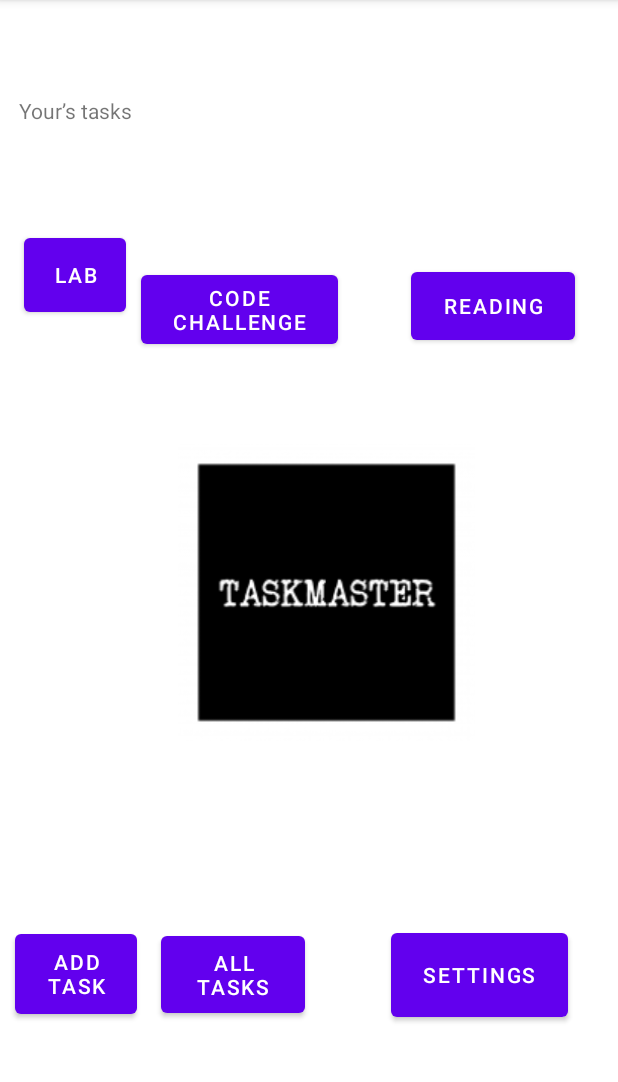
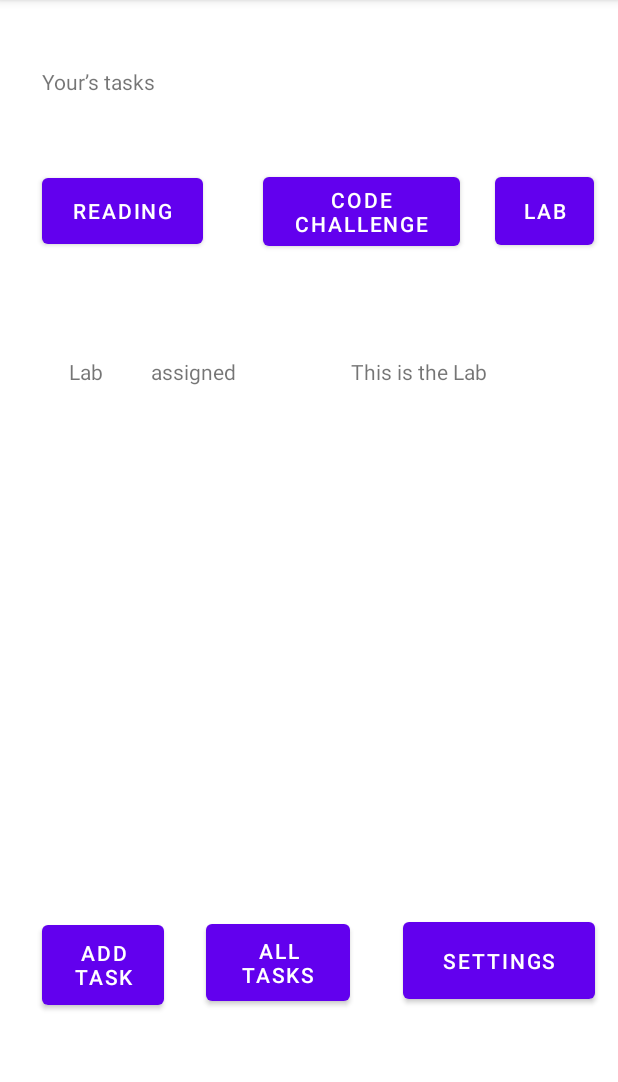
Before and after one commit to Aseel-Dweedar/taskmaster, an Android app: the screen it shows after launch (MainActivity), on a phone screen of 412 x 824 dp, the part 84-1166 px from its top. Run offline under Robolectric (Android 15) with nearby library versions, the phone set to English and light mode, and no system bars.

Commit message:
lab28-401

```diff
--- a/taskmaster/app/build.gradle
+++ b/taskmaster/app/build.gradle
@@ -33,6 +33,7 @@ dependencies {
     implementation 'androidx.appcompat:appcompat:1.3.1'
     implementation 'com.google.android.material:material:1.4.0'
     implementation 'androidx.constraintlayout:constraintlayout:2.1.0'
+    implementation 'androidx.legacy:legacy-support-v4:1.0.0'
     testImplementation 'junit:junit:4.+'
     androidTestImplementation 'androidx.test.ext:junit:1.1.3'
     androidTestImplementation 'androidx.test.espresso:espresso-core:3.4.0'
--- a/taskmaster/app/src/main/AndroidManifest.xml
+++ b/taskmaster/app/src/main/AndroidManifest.xml
@@ -9,7 +9,7 @@
         android:roundIcon="@mipmap/ic_launcher_round"
         android:supportsRtl="true"
         android:theme="@style/Theme.Taskmaster">
-        <activity android:name=".Settings"></activity>
+        <activity android:name=".Settings" />
         <activity android:name=".TaskDetail" />
         <activity android:name=".AddTask" />
         <activity android:name=".AllTasks" />
--- a/taskmaster/app/src/main/java/com/example/taskmaster/MainActivity.java
+++ b/taskmaster/app/src/main/java/com/example/taskmaster/MainActivity.java
@@ -1,6 +1,8 @@
 package com.example.taskmaster;
 
 import androidx.appcompat.app.AppCompatActivity;
+import androidx.recyclerview.widget.LinearLayoutManager;
+import androidx.recyclerview.widget.RecyclerView;
 
 import android.content.Intent;
 import android.content.SharedPreferences;
@@ -12,12 +14,24 @@ import android.widget.EditText;
 import android.widget.TextView;
 import android.widget.Toast;
 
+import java.lang.reflect.Array;
+import java.util.ArrayList;
+
 public class MainActivity extends AppCompatActivity {
 
     @Override
     protected void onCreate(Bundle savedInstanceState) {
         super.onCreate(savedInstanceState);
         setContentView(R.layout.activity_main);
+
+        ArrayList<Task> tasksList = new ArrayList<Task>();
+        tasksList.add(new Task("Lab" , "This is the Lab" , "assigned"));
+        tasksList.add(new Task("Code Challenge" , "This is the Code Challenge" , "complete"));
+        tasksList.add(new Task("Reading" , "This is the Reading" , "new"));
+
+        RecyclerView tasksListRecyclerView = findViewById(R.id.taskRecyclerView);
+        tasksListRecyclerView.setLayoutManager(new LinearLayoutManager(this));
+        tasksListRecyclerView.setAdapter(new TaskAdapter(tasksList));
 
         Button allTaskButton = findViewById(R.id.allTask);
         Button addTaskButton = findViewById(R.id.addTask);
@@ -77,6 +91,7 @@ public class MainActivity extends AppCompatActivity {
     @Override
     protected void onResume() {
         super.onResume();
+
         String usernameTasks = "’s tasks";
         SharedPreferences sharedPreferences = PreferenceManager.getDefaultSharedPreferences(MainActivity.this);
         String username = sharedPreferences.getString("username", "Your");
--- /dev/null
+++ b/taskmaster/app/src/main/java/com/example/taskmaster/Task.java
@@ -0,0 +1,14 @@
+package com.example.taskmaster;
+
+public class Task {
+
+    public String title;
+    public String body;
+    public String state;
+
+    public Task(String title, String body, String state) {
+        this.title = title;
+        this.body = body;
+        this.state = state;
+    }
+}
--- /dev/null
+++ b/taskmaster/app/src/main/java/com/example/taskmaster/TaskAdapter.java
@@ -0,0 +1,55 @@
+package com.example.taskmaster;
+
+import android.view.LayoutInflater;
+import android.view.View;
+import android.view.ViewGroup;
+import android.widget.TextView;
+
+import androidx.annotation.NonNull;
+import androidx.recyclerview.widget.RecyclerView;
+
+import java.util.ArrayList;
+
+public class TaskAdapter extends RecyclerView.Adapter<TaskAdapter.TaskViewHolder>{
+
+    ArrayList<Task> tasksList = new ArrayList<Task>();
+
+    public TaskAdapter(ArrayList<Task> tasksList) {
+        this.tasksList = tasksList;
+    }
+
+    public static class TaskViewHolder extends RecyclerView.ViewHolder{
+        public Task task;
+        View itemView;
+
+        public TaskViewHolder (@NonNull View itemView){
+            super(itemView);
+            this.itemView = itemView;
+        }
+    }
+
+    @NonNull
+    @Override
+    public TaskViewHolder onCreateViewHolder(@NonNull ViewGroup parent, int viewType) {
+        View view = LayoutInflater.from(parent.getContext()).inflate(R.layout.fragment_task,parent,false);
+        TaskViewHolder taskViewHolder = new TaskViewHolder(view);
+        return taskViewHolder;
+    }
+
+    @Override
+    public void onBindViewHolder(@NonNull TaskAdapter.TaskViewHolder holder, int position) {
+        holder.task = tasksList.get(position);
+        TextView title = holder.itemView.findViewById(R.id.titleInFrag);
+        TextView body = holder.itemView.findViewById(R.id.bodyInFrag);
+        TextView state = holder.itemView.findViewById(R.id.stateInFrag);
+
+        title.setText(holder.task.title);
+        body.setText(holder.task.body);
+        state.setText(holder.task.state);
+    }
+
+    @Override
+    public int getItemCount() {
+        return tasksList.size();
+    }
+}
--- /dev/null
+++ b/taskmaster/app/src/main/java/com/example/taskmaster/TaskFragment.java
@@ -0,0 +1,69 @@
+package com.example.taskmaster;
+
+import android.os.Bundle;
+
+import androidx.fragment.app.Fragment;
+
+import android.view.LayoutInflater;
+import android.view.View;
+import android.view.ViewGroup;
+
+/**
+ * A simple {@link Fragment} subclass.
+ * Use the {@link TaskFragment#newInstance} factory method to
+ * create an instance of this fragment.
+ */
+public class TaskFragment extends Fragment {
+
+    // TODO: Rename parameter arguments, choose names that match
+    // the fragment initialization parameters, e.g. ARG_ITEM_NUMBER
+    private static final String ARG_PARAM1 = "title";
+    private static final String ARG_PARAM2 = "body";
+    private static final String ARG_PARAM3 = "state";
+
+    // TODO: Rename and change types of parameters
+    private String mTitle;
+    private String mBody;
+    private String mState;
+
+    public TaskFragment() {
+        // Required empty public constructor
+    }
+
+    /**
+     * Use this factory method to create a new instance of
+     * this fragment using the provided parameters.
+     *
+     * @param mTitle Parameter 1.
+     * @param mBody Parameter 2.
+     * @param mState Parameter 3.
+     * @return A new instance of fragment TaskFragment.
+     */
+    // TODO: Rename and change types and number of parameters
+    public static TaskFragment newInstance(String mTitle, String mBody, String mState) {
+        TaskFragment fragment = new TaskFragment();
+        Bundle args = new Bundle();
+        args.putString(ARG_PARAM1, mTitle);
+        args.putString(ARG_PARAM2, mBody);
+        args.putString(ARG_PARAM3, mState);
+        fragment.setArguments(args);
+        return fragment;
+    }
+
+    @Override
+    public void onCreate(Bundle savedInstanceState) {
+        super.onCreate(savedInstanceState);
+        if (getArguments() != null) {
+            mTitle = getArguments().getString(ARG_PARAM1);
+            mBody = getArguments().getString(ARG_PARAM2);
+            mState = getArguments().getString(ARG_PARAM3);
+        }
+    }
+
+    @Override
+    public View onCreateView(LayoutInflater inflater, ViewGroup container,
+                             Bundle savedInstanceState) {
+        // Inflate the layout for this fragment
+        return inflater.inflate(R.layout.fragment_task, container, false);
+    }
+}
--- a/taskmaster/app/src/main/res/layout/activity_main.xml
+++ b/taskmaster/app/src/main/res/layout/activity_main.xml
@@ -6,102 +6,95 @@
     android:layout_height="match_parent"
     tools:context=".MainActivity">
 
-    <ImageView
-        android:id="@+id/taskMaster"
-        android:layout_width="206dp"
-        android:layout_height="198dp"
-        android:layout_marginStart="16dp"
-        android:layout_marginTop="16dp"
-        android:layout_marginEnd="16dp"
-        app:layout_constraintBottom_toBottomOf="parent"
-        app:layout_constraintEnd_toEndOf="parent"
-        app:layout_constraintHorizontal_bias="0.567"
-        app:layout_constraintStart_toStartOf="parent"
-        app:layout_constraintTop_toTopOf="parent"
-        app:layout_constraintVertical_bias="0.506"
-        app:srcCompat="@drawable/taskmaster" />
-
     <Button
         android:id="@+id/addTask"
         android:layout_width="81dp"
         android:layout_height="65dp"
-        android:layout_marginStart="10dp"
-        android:layout_marginTop="16dp"
-        android:layout_marginBottom="16dp"
         android:text="ADD TASK"
         app:layout_constraintBottom_toBottomOf="parent"
+        app:layout_constraintEnd_toEndOf="parent"
+        app:layout_constraintHorizontal_bias="0.084"
         app:layout_constraintStart_toStartOf="parent"
-        app:layout_constraintTop_toBottomOf="@+id/taskMaster"
-        app:layout_constraintVertical_bias="0.605" />
+        app:layout_constraintTop_toTopOf="parent"
+        app:layout_constraintVertical_bias="0.869" />
 
     <Button
         android:id="@+id/allTask"
         android:layout_width="96dp"
         android:layout_height="63dp"
-        android:layout_marginStart="16dp"
-        android:layout_marginTop="16dp"
-        android:layout_marginBottom="16dp"
         android:text="ALL TASKS"
         app:layout_constraintBottom_toBottomOf="parent"
-        app:layout_constraintStart_toEndOf="@+id/addTask"
-        app:layout_constraintTop_toBottomOf="@+id/taskMaster"
-        app:layout_constraintVertical_bias="0.603" />
+        app:layout_constraintEnd_toEndOf="parent"
+        app:layout_constraintHorizontal_bias="0.434"
+        app:layout_constraintStart_toStartOf="parent"
+        app:layout_constraintTop_toTopOf="parent"
+        app:layout_constraintVertical_bias="0.866" />
 
     <TextView
         android:id="@+id/myTask"
         android:layout_width="101dp"
         android:layout_height="36dp"
-        android:layout_marginTop="64dp"
+        app:layout_constraintBottom_toBottomOf="parent"
         app:layout_constraintEnd_toEndOf="parent"
-        app:layout_constraintHorizontal_bias="0.041"
+        app:layout_constraintHorizontal_bias="0.09"
         app:layout_constraintStart_toStartOf="parent"
-        app:layout_constraintTop_toTopOf="parent" />
+        app:layout_constraintTop_toTopOf="parent"
+        app:layout_constraintVertical_bias="0.061" />
 
     <Button
         android:id="@+id/labButton"
-        android:layout_width="68dp"
-        android:layout_height="61dp"
-        android:layout_marginStart="16dp"
+        android:layout_width="66dp"
+        android:layout_height="57dp"
         android:text="Lab"
-        app:layout_constraintBottom_toTopOf="@+id/taskMaster"
+        app:layout_constraintBottom_toBottomOf="parent"
+        app:layout_constraintEnd_toEndOf="parent"
+        app:layout_constraintHorizontal_bias="0.953"
         app:layout_constraintStart_toStartOf="parent"
-        app:layout_constraintTop_toBottomOf="@+id/myTask"
-        app:layout_constraintVertical_bias="0.393" />
+        app:layout_constraintTop_toTopOf="parent"
+        app:layout_constraintVertical_bias="0.158" />
 
     <Button
         android:id="@+id/codeButton"
         android:layout_width="131dp"
         android:layout_height="58dp"
-        android:layout_marginStart="10dp"
         android:text="Code Challenge"
-        app:layout_constraintBottom_toTopOf="@+id/taskMaster"
-        app:layout_constraintStart_toEndOf="@+id/labButton"
+        app:layout_constraintBottom_toBottomOf="parent"
+        app:layout_constraintEnd_toEndOf="parent"
+        app:layout_constraintHorizontal_bias="0.625"
+        app:layout_constraintStart_toStartOf="parent"
         app:layout_constraintTop_toTopOf="parent"
-        app:layout_constraintVertical_bias="0.745" />
+        app:layout_constraintVertical_bias="0.158" />
 
     <Button
         android:id="@+id/readButton"
-        android:layout_width="109dp"
-        android:layout_height="57dp"
-        android:layout_marginStart="10dp"
+        android:layout_width="107dp"
+        android:layout_height="56dp"
         android:text="Reading"
-        app:layout_constraintBottom_toTopOf="@+id/taskMaster"
+        app:layout_constraintBottom_toBottomOf="parent"
         app:layout_constraintEnd_toEndOf="parent"
-        app:layout_constraintHorizontal_bias="0.576"
-        app:layout_constraintStart_toEndOf="@+id/codeButton"
+        app:layout_constraintHorizontal_bias="0.092"
+        app:layout_constraintStart_toStartOf="parent"
         app:layout_constraintTop_toTopOf="parent"
-        app:layout_constraintVertical_bias="0.735" />
+        app:layout_constraintVertical_bias="0.158" />
 
     <Button
         android:id="@+id/settingsButton"
-        android:layout_width="118dp"
-        android:layout_height="68dp"
-        android:layout_marginStart="16dp"
+        android:layout_width="128dp"
+        android:layout_height="63dp"
         android:text="Settings"
         app:layout_constraintBottom_toBottomOf="parent"
         app:layout_constraintEnd_toEndOf="parent"
-        app:layout_constraintHorizontal_bias="0.555"
-        app:layout_constraintStart_toEndOf="@+id/allTask"
-        app:layout_constraintTop_toBottomOf="@+id/taskMaster"
-        app:layout_constraintVertical_bias="0.593" />
+        app:layout_constraintHorizontal_bias="0.947"
+        app:layout_constraintStart_toStartOf="parent"
+        app:layout_constraintTop_toTopOf="parent"
+        app:layout_constraintVertical_bias="0.864" />
+
+    <androidx.recyclerview.widget.RecyclerView
+        android:id="@+id/taskRecyclerView"
+        android:layout_width="387dp"
+        android:layout_height="350dp"
+        app:layout_constraintBottom_toBottomOf="parent"
+        app:layout_constraintEnd_toEndOf="parent"
+        app:layout_constraintStart_toStartOf="parent"
+        app:layout_constraintTop_toTopOf="parent" />
 </androidx.constraintlayout.widget.ConstraintLayout>
--- /dev/null
+++ b/taskmaster/app/src/main/res/layout/fragment_task.xml
@@ -0,0 +1,51 @@
+<?xml version="1.0" encoding="utf-8"?>
+<FrameLayout xmlns:android="http://schemas.android.com/apk/res/android"
+    xmlns:app="http://schemas.android.com/apk/res-auto"
+    xmlns:tools="http://schemas.android.com/tools"
+    android:layout_width="match_parent"
+    android:layout_height="match_parent"
+    tools:context=".TaskFragment"
+    android:id="@+id/frameLayout">
+
+    <!-- TODO: Update blank fragment layout -->
+
+    <androidx.constraintlayout.widget.ConstraintLayout
+        android:layout_width="match_parent"
+        android:layout_height="76dp">
+
+        <TextView
+            android:id="@+id/titleInFrag"
+            android:layout_width="wrap_content"
+            android:layout_height="wrap_content"
+            app:layout_constraintBottom_toBottomOf="parent"
+            app:layout_constraintEnd_toEndOf="parent"
+            app:layout_constraintHorizontal_bias="0.092"
+            app:layout_constraintStart_toStartOf="parent"
+            app:layout_constraintTop_toTopOf="parent"
+            app:layout_constraintVertical_bias="0.508" />
+
+        <TextView
+            android:id="@+id/stateInFrag"
+            android:layout_width="wrap_content"
+            android:layout_height="wrap_content"
+            app:layout_constraintBottom_toBottomOf="parent"
+            app:layout_constraintEnd_toEndOf="parent"
+            app:layout_constraintHorizontal_bias="0.117"
+            app:layout_constraintStart_toEndOf="@+id/titleInFrag"
+            app:layout_constraintTop_toTopOf="parent"
+            app:layout_constraintVertical_bias="0.508" />
+
+        <TextView
+            android:id="@+id/bodyInFrag"
+            android:layout_width="wrap_content"
+            android:layout_height="wrap_content"
+            app:layout_constraintBottom_toBottomOf="parent"
+            app:layout_constraintEnd_toEndOf="parent"
+            app:layout_constraintHorizontal_bias="0.504"
+            app:layout_constraintStart_toEndOf="@+id/stateInFrag"
+            app:layout_constraintTop_toTopOf="parent"
+            app:layout_constraintVertical_bias="0.508" />
+
+    </androidx.constraintlayout.widget.ConstraintLayout>
+
+</FrameLayout>
--- a/taskmaster/app/src/main/res/values/strings.xml
+++ b/taskmaster/app/src/main/res/values/strings.xml
@@ -1,3 +1,5 @@
 <resources>
     <string name="app_name">Taskmaster</string>
+    <!-- TODO: Remove or change this placeholder text -->
+    <string name="hello_blank_fragment">Hello blank fragment</string>
 </resources>
```
Also changed, not shown: 2 other files.
